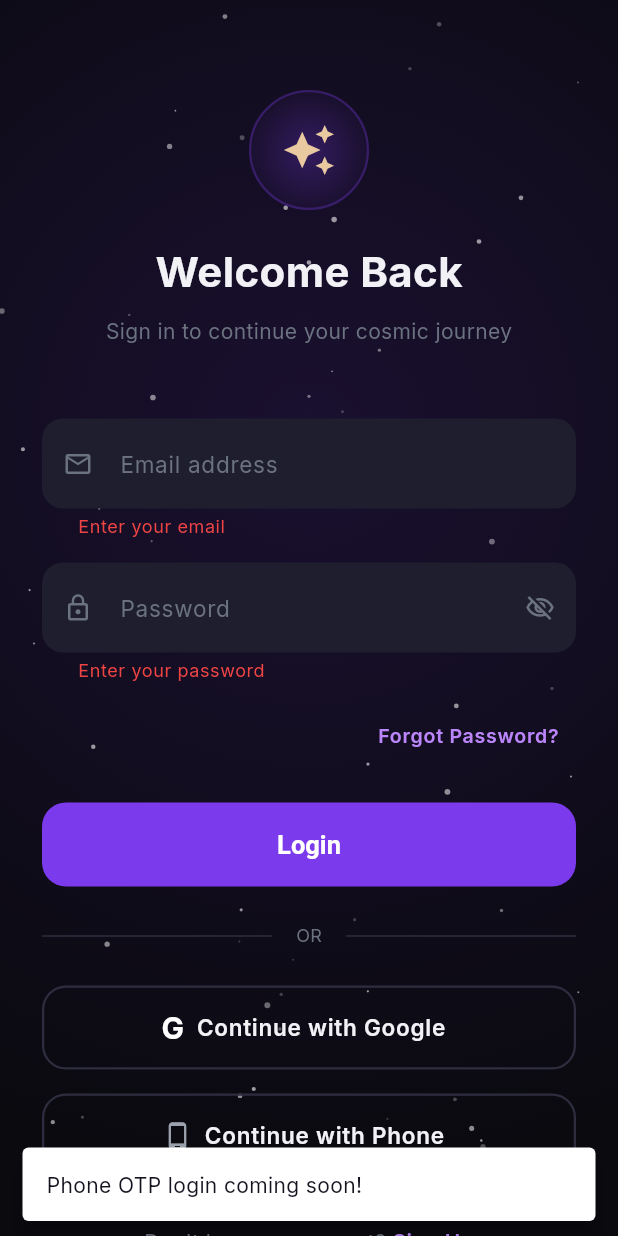
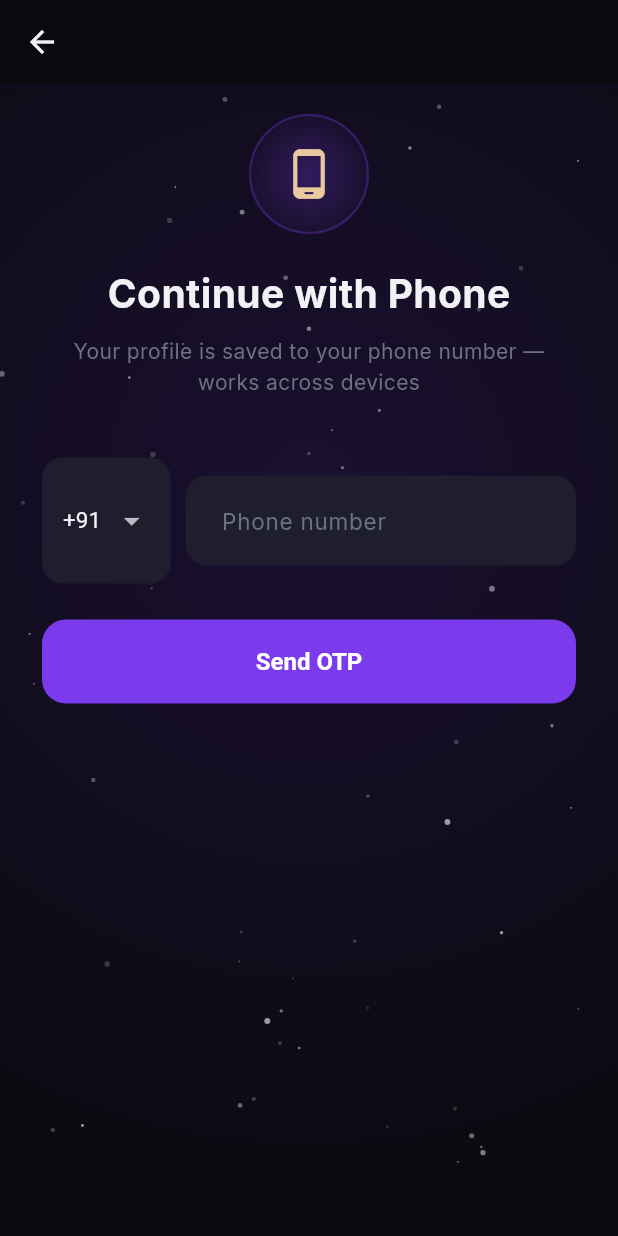
Before and after one commit to sarvesh973/vedastro-ai, a Flutter app: the LoginScreen screen opened directly, after a tap on "Login", after a tap on "Continue with Phone", on a phone screen of 412 x 824 dp. Run offline on Flutter 3.47's test engine with Material 3 defaults, Android fonts, the phone set to English and light mode, and no system bars; drawn by our look-alikes of flutter_animate; our stand-ins replace cloud_firestore, firebase_auth, firebase_core, flutter_riverpod, google_fonts, google_generative_ai and 4 more; missing offline and left inert: razorpay_flutter; accounts and stored records are empty.

Commit message:
Feature: per-account profile sync + phone OTP login
Profiles now save per Firebase UID (Google / email / phone), so users
get their birth details back on any device or fresh install.

Changes:
- AuthService: add sendOtp() and verifyOtp() for phone auth
- StorageService.saveProfile now auto-syncs to Firestore
- StorageService.loadFromCloudForCurrentUser() pulls profile +
  family profiles after login
- FirestoreService: store authProvider/phoneNumber/displayName;
  add syncFamilyProfiles() and loadFamilyProfiles()
- New PhoneLoginScreen with country-code picker and OTP flow
- login_screen wires 'Continue with Phone' to the real screen
- Every successful login (Google/email/phone) now restores cloud data

How profiles persist:
- Google login -> profile tied to Google UID
- Phone login -> profile tied to phone UID
- Reinstall app -> same login -> profile reappears
- Different Google account -> different profile

Co-Authored-By: Claude Opus 4.6 <noreply@anthropic.com>

```diff
--- a/lib/screens/login_screen.dart
+++ b/lib/screens/login_screen.dart
@@ -6,6 +6,7 @@ import '../services/storage_service.dart';
 import '../widgets/starfield_background.dart';
 import 'signup_screen.dart';
 import 'home_screen.dart';
+import 'phone_login_screen.dart';
 
 class LoginScreen extends StatefulWidget {
   const LoginScreen({super.key});
@@ -39,16 +40,18 @@ class _LoginScreenState extends State<LoginScreen> {
       password: _passwordController.text.trim(),
     );
 
-    setState(() => _isLoading = false);
-
     if (result.success && mounted) {
       // Also save login state locally for offline access
       await StorageService.signUp(
         _emailController.text.trim(),
         _passwordController.text.trim(),
       );
+      // Restore this email account's profile from cloud
+      await StorageService.loadFromCloudForCurrentUser();
+      setState(() => _isLoading = false);
       _navigateToHome();
     } else if (mounted) {
+      setState(() => _isLoading = false);
       ScaffoldMessenger.of(context).showSnackBar(
         SnackBar(
           content: Text(result.error ?? 'Login failed'),
@@ -64,15 +67,19 @@ class _LoginScreenState extends State<LoginScreen> {
 
     final result = await AuthService.signInWithGoogle();
 
-    setState(() => _isGoogleLoading = false);
-
     if (result.success && mounted) {
       await StorageService.signUp(
         result.user?.email ?? '',
         'google_auth',
       );
+      // Restore this account's profile + family profiles from Firestore.
+      // If the user previously used this Google account on another device
+      // or a fresh install, their profile reappears here.
+      await StorageService.loadFromCloudForCurrentUser();
+      setState(() => _isGoogleLoading = false);
       _navigateToHome();
     } else if (mounted) {
+      setState(() => _isGoogleLoading = false);
       ScaffoldMessenger.of(context).showSnackBar(
         SnackBar(
           content: Text(result.error ?? 'Google sign-in failed'),
@@ -365,16 +372,15 @@ class _LoginScreenState extends State<LoginScreen> {
 
                   const SizedBox(height: 16),
 
-                  // Phone OTP button (coming soon)
+                  // Phone OTP login
                   SizedBox(
                     width: double.infinity,
                     height: 56,
                     child: OutlinedButton.icon(
                       onPressed: () {
-                        ScaffoldMessenger.of(context).showSnackBar(
-                          const SnackBar(
-                            content: Text('Phone OTP login coming soon!'),
-                            behavior: SnackBarBehavior.floating,
+                        Navigator.of(context).push(
+                          MaterialPageRoute(
+                            builder: (_) => const PhoneLoginScreen(),
                           ),
                         );
                       },
--- /dev/null
+++ b/lib/screens/phone_login_screen.dart
@@ -0,0 +1,343 @@
+import 'package:flutter/material.dart';
+import 'package:flutter/services.dart';
+import 'package:flutter_animate/flutter_animate.dart';
+import '../theme/app_theme.dart';
+import '../services/auth_service.dart';
+import '../services/storage_service.dart';
+import '../widgets/starfield_background.dart';
+import 'home_screen.dart';
+
+/// Phone + OTP login screen. Two-step flow:
+/// 1. Enter phone number -> send OTP
+/// 2. Enter OTP -> verify & sign in
+class PhoneLoginScreen extends StatefulWidget {
+  const PhoneLoginScreen({super.key});
+
+  @override
+  State<PhoneLoginScreen> createState() => _PhoneLoginScreenState();
+}
+
+class _PhoneLoginScreenState extends State<PhoneLoginScreen> {
+  final _phoneController = TextEditingController();
+  final _otpController = TextEditingController();
+
+  String _countryCode = '+91';
+  String? _verificationId;
+  bool _otpSent = false;
+  bool _loading = false;
+
+  @override
+  void dispose() {
+    _phoneController.dispose();
+    _otpController.dispose();
+    super.dispose();
+  }
+
+  Future<void> _sendOtp() async {
+    final rawPhone = _phoneController.text.trim();
+    if (rawPhone.isEmpty || rawPhone.length < 6) {
+      _showError('Enter a valid phone number');
+      return;
+    }
+
+    setState(() => _loading = true);
+    final fullNumber = '$_countryCode$rawPhone';
+
+    await AuthService.sendOtp(
+      phoneNumber: fullNumber,
+      onCodeSent: (verificationId, _) {
+        if (!mounted) return;
+        setState(() {
+          _verificationId = verificationId;
+          _otpSent = true;
+          _loading = false;
+        });
+        _showInfo('OTP sent to $fullNumber');
+      },
+      onFailed: (error) {
+        if (!mounted) return;
+        setState(() => _loading = false);
+        _showError(error);
+      },
+      onAutoVerified: (_) async {
+        if (!mounted) return;
+        // Android auto-retrieved SMS — already signed in
+        await StorageService.signUp(fullNumber, 'phone_auth');
+        await StorageService.loadFromCloudForCurrentUser();
+        if (mounted) _navigateToHome();
+      },
+    );
+  }
+
+  Future<void> _verifyOtp() async {
+    final code = _otpController.text.trim();
+    if (code.length < 4 || _verificationId == null) {
+      _showError('Enter the OTP you received');
+      return;
+    }
+
+    setState(() => _loading = true);
+    final result = await AuthService.verifyOtp(
+      verificationId: _verificationId!,
+      smsCode: code,
+    );
+
+    if (!mounted) return;
+
+    if (result.success) {
+      final phoneFull = '$_countryCode${_phoneController.text.trim()}';
+      await StorageService.signUp(phoneFull, 'phone_auth');
+      // Restore this phone number's profile from cloud (works across devices)
+      await StorageService.loadFromCloudForCurrentUser();
+      if (mounted) {
+        setState(() => _loading = false);
+        _navigateToHome();
+      }
+    } else {
+      setState(() => _loading = false);
+      _showError(result.error ?? 'OTP verification failed');
+    }
+  }
+
+  void _showError(String msg) {
+    ScaffoldMessenger.of(context).showSnackBar(
+      SnackBar(
+        content: Text(msg),
+        backgroundColor: AppColors.error,
+        behavior: SnackBarBehavior.floating,
+      ),
+    );
+  }
+
+  void _showInfo(String msg) {
+    ScaffoldMessenger.of(context).showSnackBar(
+      SnackBar(
+        content: Text(msg),
+        behavior: SnackBarBehavior.floating,
+      ),
+    );
+  }
+
+  void _navigateToHome() {
+    Navigator.of(context).pushAndRemoveUntil(
+      PageRouteBuilder(
+        pageBuilder: (_, __, ___) => const HomeScreen(),
+        transitionsBuilder: (_, animation, __, child) => FadeTransition(
+          opacity: CurvedAnimation(parent: animation, curve: Curves.easeIn),
+          child: child,
+        ),
+        transitionDuration: const Duration(milliseconds: 400),
+      ),
+      (_) => false,
+    );
+  }
+
+  @override
+  Widget build(BuildContext context) {
+    return Scaffold(
+      backgroundColor: AppColors.background,
+      appBar: AppBar(
+        backgroundColor: Colors.transparent,
+        elevation: 0,
+        iconTheme: const IconThemeData(color: AppColors.textPrimary),
+      ),
+      body: StarfieldBackground(
+        child: SafeArea(
+          child: SingleChildScrollView(
+            padding: const EdgeInsets.symmetric(horizontal: 28),
+            child: Column(
+              crossAxisAlignment: CrossAxisAlignment.center,
+              children: [
+                const SizedBox(height: 20),
+                Container(
+                  width: 80,
+                  height: 80,
+                  decoration: BoxDecoration(
+                    shape: BoxShape.circle,
+                    gradient: RadialGradient(
+                      colors: [
+                        AppColors.purpleAccent.withOpacity(0.3),
+                        AppColors.purpleAccent.withOpacity(0.05),
+                      ],
+                    ),
+                    border: Border.all(
+                      color: AppColors.purpleAccent.withOpacity(0.3),
+                      width: 1.5,
+                    ),
+                  ),
+                  child: const Icon(Icons.phone_android,
+                      color: AppColors.goldLight, size: 36),
+                ).animate().fadeIn(duration: 500.ms),
+                const SizedBox(height: 20),
+                Text(
+                  _otpSent ? 'Enter OTP' : 'Continue with Phone',
+                  style: const TextStyle(
+                    color: AppColors.textPrimary,
+                    fontSize: 26,
+                    fontWeight: FontWeight.w700,
+                  ),
+                ).animate().fadeIn(duration: 400.ms),
+                const SizedBox(height: 8),
+                Text(
+                  _otpSent
+                      ? 'We sent a code to $_countryCode${_phoneController.text.trim()}'
+                      : 'Your profile is saved to your phone number — works across devices',
+                  textAlign: TextAlign.center,
+                  style: const TextStyle(
+                      color: AppColors.textMuted, fontSize: 14),
+                ),
+                const SizedBox(height: 40),
+
+                if (!_otpSent) ...[
+                  // Phone input with country code picker
+                  Row(
+                    children: [
+                      Container(
+                        padding: const EdgeInsets.symmetric(
+                            horizontal: 14, vertical: 18),
+                        decoration: BoxDecoration(
+                          color: AppColors.surfaceLight,
+                          borderRadius: BorderRadius.circular(14),
+                        ),
+                        child: DropdownButton<String>(
+                          value: _countryCode,
+                          dropdownColor: AppColors.surfaceLight,
+                          underline: const SizedBox(),
+                          style: const TextStyle(
+                              color: AppColors.textPrimary, fontSize: 15),
+                          items: const [
+                            DropdownMenuItem(value: '+91', child: Text('+91')),
+                            DropdownMenuItem(value: '+1', child: Text('+1')),
+                            DropdownMenuItem(value: '+44', child: Text('+44')),
+                            DropdownMenuItem(value: '+971', child: Text('+971')),
+                            DropdownMenuItem(value: '+61', child: Text('+61')),
+                            DropdownMenuItem(value: '+65', child: Text('+65')),
+                          ],
+                          onChanged: (v) {
+                            if (v != null) setState(() => _countryCode = v);
+                          },
+                        ),
+                      ),
+                      const SizedBox(width: 10),
+                      Expanded(
+                        child: TextField(
+                          controller: _phoneController,
+                          keyboardType: TextInputType.phone,
+                          inputFormatters: [
+                            FilteringTextInputFormatter.digitsOnly,
+                            LengthLimitingTextInputFormatter(15),
+                          ],
+                          style:
+                              const TextStyle(color: AppColors.textPrimary),
+                          decoration: InputDecoration(
+                            hintText: 'Phone number',
+                            filled: true,
+                            fillColor: AppColors.surfaceLight,
+                            border: OutlineInputBorder(
+                              borderRadius: BorderRadius.circular(14),
+                              borderSide: BorderSide.none,
+                            ),
+                          ),
+                        ),
+                      ),
+                    ],
+                  ),
+                  const SizedBox(height: 24),
+                  SizedBox(
+                    width: double.infinity,
+                    height: 56,
+                    child: ElevatedButton(
+                      onPressed: _loading ? null : _sendOtp,
+                      style: ElevatedButton.styleFrom(
+                        backgroundColor: AppColors.purpleAccent,
+                        shape: RoundedRectangleBorder(
+                            borderRadius: BorderRadius.circular(16)),
+                      ),
+                      child: _loading
+                          ? const SizedBox(
+                              width: 22,
+                              height: 22,
+                              child: CircularProgressIndicator(
+                                  strokeWidth: 2.5, color: Colors.white),
+                            )
+                          : const Text('Send OTP',
+                              style: TextStyle(
+                                  color: Colors.white,
+                                  fontSize: 16,
+                                  fontWeight: FontWeight.w600)),
+                    ),
+                  ),
+                ] else ...[
+                  // OTP input
+                  TextField(
+                    controller: _otpController,
+                    keyboardType: TextInputType.number,
+                    inputFormatters: [
+                      FilteringTextInputFormatter.digitsOnly,
+                      LengthLimitingTextInputFormatter(6),
+                    ],
+                    textAlign: TextAlign.center,
+                    style: const TextStyle(
+                        color: AppColors.textPrimary,
+                        fontSize: 22,
+                        letterSpacing: 8,
+                        fontWeight: FontWeight.w600),
+                    decoration: InputDecoration(
+                      hintText: '------',
+                      filled: true,
+                      fillColor: AppColors.surfaceLight,
+                      border: OutlineInputBorder(
+                        borderRadius: BorderRadius.circular(14),
+                        borderSide: BorderSide.none,
+                      ),
+                    ),
+                  ),
+                  const SizedBox(height: 24),
+                  SizedBox(
+                    width: double.infinity,
+                    height: 56,
+                    child: ElevatedButton(
+                      onPressed: _loading ? null : _verifyOtp,
+                      style: ElevatedButton.styleFrom(
+                        backgroundColor: AppColors.purpleAccent,
+                        shape: RoundedRectangleBorder(
+                            borderRadius: BorderRadius.circular(16)),
+                      ),
+                      child: _loading
+                          ? const SizedBox(
+                              width: 22,
+                              height: 22,
+                              child: CircularProgressIndicator(
+                                  strokeWidth: 2.5, color: Colors.white),
+                            )
+                          : const Text('Verify & Sign In',
+                              style: TextStyle(
+                                  color: Colors.white,
+                                  fontSize: 16,
+                                  fontWeight: FontWeight.w600)),
+                    ),
+                  ),
+                  const SizedBox(height: 16),
+                  TextButton(
+                    onPressed: _loading
+                        ? null
+                        : () {
+                            setState(() {
+                              _otpSent = false;
+                              _otpController.clear();
+                              _verificationId = null;
+                            });
+                          },
+                    child: const Text('Change phone number',
+                        style:
+                            TextStyle(color: AppColors.purpleLight, fontSize: 14)),
+                  ),
+                ],
+              ],
+            ),
+          ),
+        ),
+      ),
+    );
+  }
+}
--- a/lib/screens/signup_screen.dart
+++ b/lib/screens/signup_screen.dart
@@ -43,16 +43,18 @@ class _SignupScreenState extends State<SignupScreen> {
       displayName: _nameController.text.trim(),
     );
 
-    setState(() => _isLoading = false);
-
     if (result.success && mounted) {
       // Also save locally for offline access
       await StorageService.signUp(
         _emailController.text.trim(),
         _passwordController.text.trim(),
       );
+      // In case this email was used before (e.g. reinstall) — restore cloud
+      await StorageService.loadFromCloudForCurrentUser();
+      setState(() => _isLoading = false);
       _navigateToHome();
     } else if (mounted) {
+      setState(() => _isLoading = false);
       ScaffoldMessenger.of(context).showSnackBar(
         SnackBar(
           content: Text(result.error ?? 'Sign up failed'),
```
Also changed, not shown: lib/services/auth_service.dart (+70 -0 lines), lib/services/firestore_service.dart (+44 -1 lines), lib/services/storage_service.dart (+43 -0 lines).
